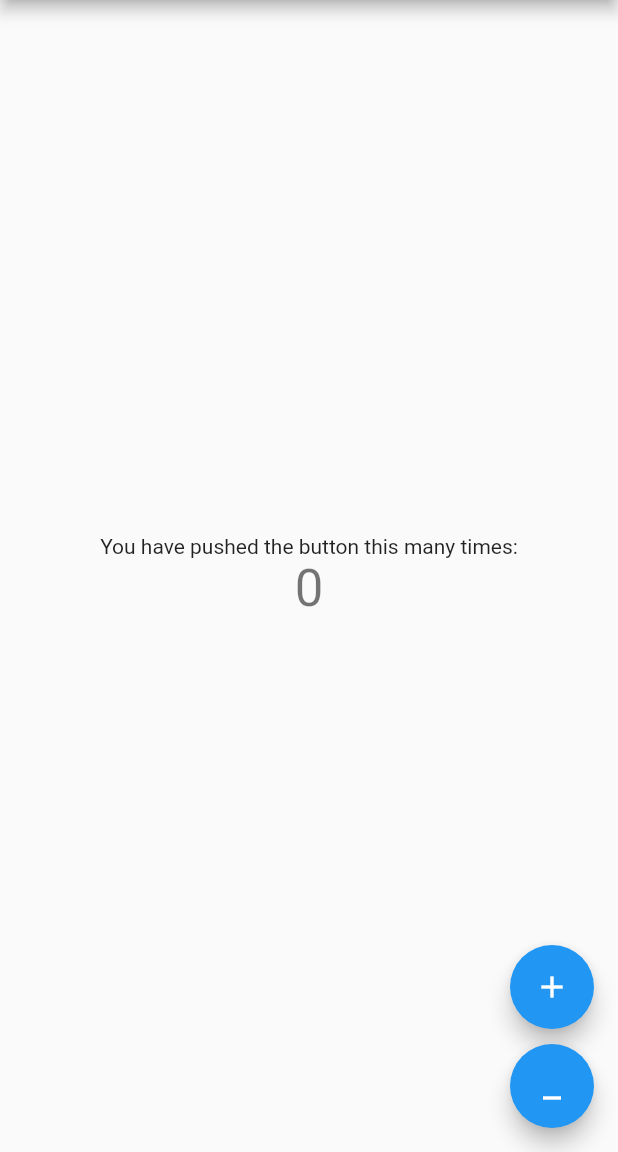
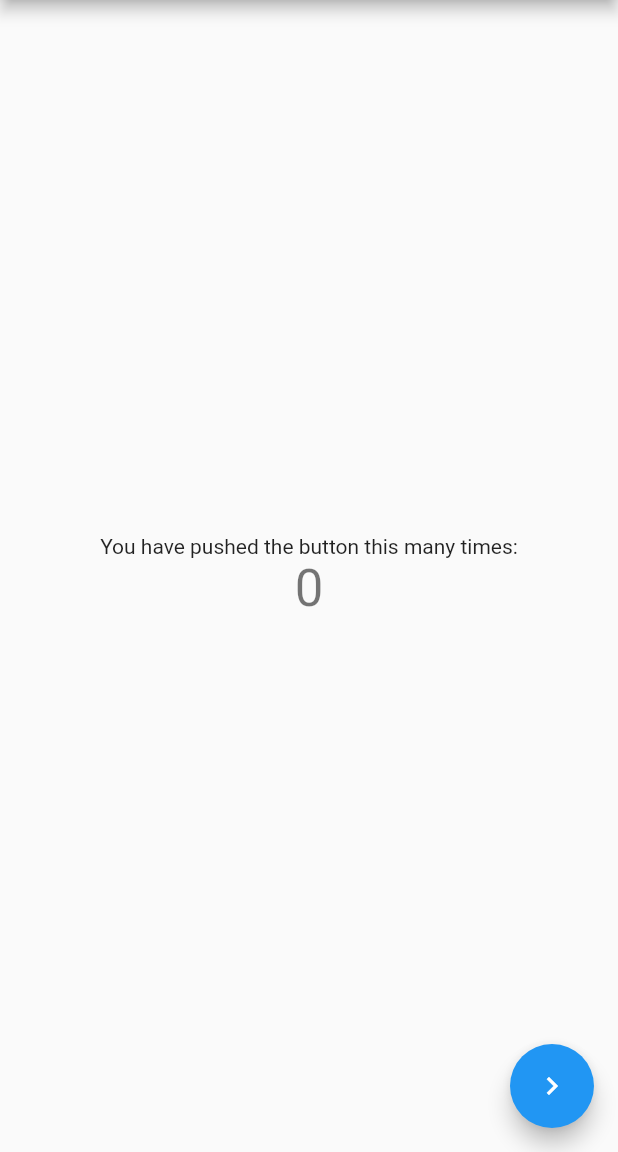
Before and after one commit to krishnamadugu/flutter_repo, a Flutter app: the screen it shows after launch, on a phone screen of 412 x 824 dp, the part 84-1236 px from its top. Run offline on Flutter 3.47's test engine with Material 2 defaults, Android fonts, the phone set to English and light mode, and no system bars; our stand-ins replace flutter_bloc.

```diff
--- a/lib/home_page.dart
+++ b/lib/home_page.dart
@@ -1,24 +1,18 @@
 import 'package:flutter/material.dart';
 import 'package:flutter_bloc/flutter_bloc.dart';
-import 'package:sample/counter_cubit.dart';
+import 'package:sample/cubit/counter_cubit.dart';
+import 'package:sample/inc_dec_page.dart';
 
-class MyHomePage extends StatefulWidget {
+class MyHomePage extends StatelessWidget {
   const MyHomePage({super.key, required this.title});
-
   final String title;
 
   @override
-  State<MyHomePage> createState() => _MyHomePageState();
-}
-
-class _MyHomePageState extends State<MyHomePage> {
-  final counterCubit = CounterCubit();
-
-  @override
   Widget build(BuildContext context) {
+    final counterCubit = BlocProvider.of<CounterCubit>(context);
     return Scaffold(
       appBar: AppBar(
-        title: Text(widget.title),
+        title: Text(title),
       ),
       body: Center(
         child: Column(
@@ -38,27 +32,14 @@ class _MyHomePageState extends State<MyHomePage> {
           ],
         ),
       ),
-      floatingActionButton: Column(
-        mainAxisAlignment: MainAxisAlignment.end,
-        children: [
-          FloatingActionButton(
-            onPressed: () {
-              counterCubit.incrementCounter();
-            },
-            tooltip: 'Increment',
-            child: const Icon(Icons.add),
-          ),
-          const SizedBox(
-            height: 10.0,
-          ),
-          FloatingActionButton(
-            onPressed: () {
-              counterCubit.decrementCounter();
-            },
-            tooltip: 'Decrement',
-            child: const Icon(Icons.minimize),
-          ),
-        ],
+      floatingActionButton: FloatingActionButton(
+        onPressed: () {
+          Navigator.push(
+            context,
+            MaterialPageRoute(builder: (_) => const IncDecPage()),
+          );
+        },
+        child: const Icon(Icons.navigate_next),
       ),
     );
   }
--- a/lib/main.dart
+++ b/lib/main.dart
@@ -1,4 +1,6 @@
 import 'package:flutter/material.dart';
+import 'package:flutter_bloc/flutter_bloc.dart';
+import 'package:sample/cubit/counter_cubit.dart';
 import 'home_page.dart';
 
 void main() {
@@ -10,12 +12,15 @@ class MyApp extends StatelessWidget {
 
   @override
   Widget build(BuildContext context) {
-    return MaterialApp(
-      title: 'Flutter Demo',
-      theme: ThemeData(
-        primarySwatch: Colors.blue,
+    return BlocProvider(
+      create: (_) => CounterCubit(),
+      child: MaterialApp(
+        title: 'Flutter Demo',
+        theme: ThemeData(
+          primarySwatch: Colors.blue,
+        ),
+        home: const MyHomePage(title: 'Flutter Demo Home Page'),
       ),
-      home: const MyHomePage(title: 'Flutter Demo Home Page'),
     );
   }
 }
```
Also changed, not shown: lib/inc_dec_page.dart (added, +37 -0 lines), lib/cubit/counter_cubit.dart (renamed from lib/counter_cubit.dart).
